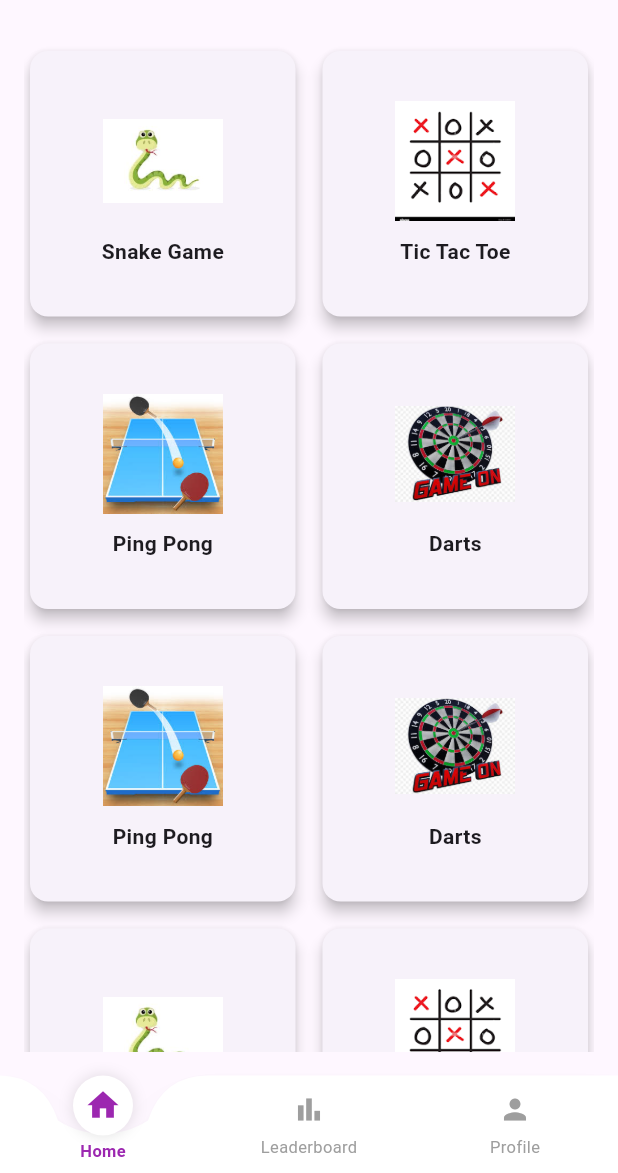
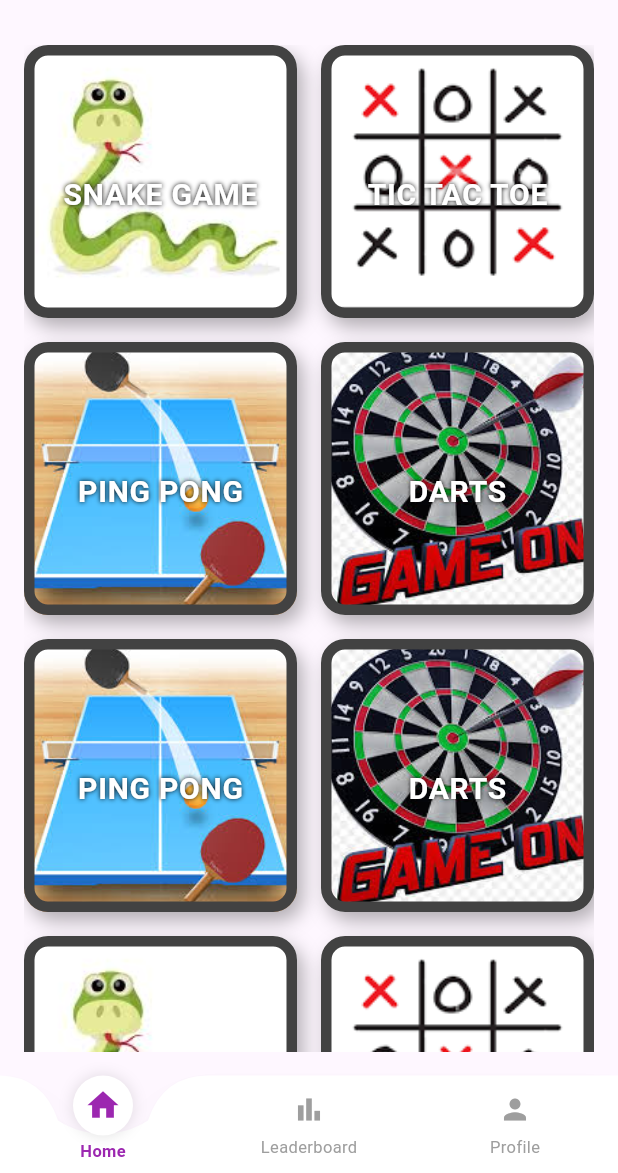
Before and after one commit to Rizwanhu/MultiGame-App, a Flutter app: the MainScreen screen opened directly, on a phone screen of 412 x 824 dp, the part 63-1236 px from its top. Run offline on Flutter 3.47's test engine with Material 3 defaults, Android fonts, the phone set to English and light mode, and no system bars.

Commit message:
Added GameCard and Updated HomeScreen Fxtures

```diff
--- /dev/null
+++ b/lib/GameCard.dart
@@ -0,0 +1,50 @@
+import 'package:flutter/material.dart';
+
+class GameCard extends StatelessWidget {
+  final String gameName;
+  final String imagePath;
+
+  const GameCard({super.key, required this.gameName, required this.imagePath});
+
+  @override
+  Widget build(BuildContext context) {
+    return Container(
+      decoration: BoxDecoration(
+        color: Colors.white,
+        image: DecorationImage(
+          image: AssetImage(imagePath),
+          fit: BoxFit.cover,
+        ),
+        borderRadius: BorderRadius.circular(16),
+        border: Border.all(color: Colors.grey.shade800, width: 7), // Increased border width
+        boxShadow: [
+          BoxShadow(
+            color: Colors.black.withOpacity(0.3), // Increased opacity
+            blurRadius: 10, // Increased blur
+            offset: const Offset(4, 6), // Increased offset
+          ),
+        ],
+      ),
+      child: Center(  // Changed to Center
+        child: Transform.translate(
+          offset: const Offset(0, 9),  // Move text up by 20 pixels
+          child: Text(
+            gameName.toUpperCase(),  // Capitalize text
+            style: const TextStyle(
+              fontSize: 20,  // Increased font size
+              fontWeight: FontWeight.bold,
+              color: Colors.white,
+              letterSpacing: 0.5,
+              shadows: [  // Added text shadow for better visibility
+                Shadow(
+                  color: Colors.black,
+                  blurRadius: 4,
+                ),
+              ],
+            ),
+          ),
+        ),
+      ),
+    );
+  }
+}
--- a/lib/main_screen.dart
+++ b/lib/main_screen.dart
@@ -2,6 +2,7 @@ import 'package:flutter/material.dart';
 import 'Leaderboard.dart';
 import 'gameDetail.dart';
 import 'Bottombar.dart';  // Add this import
+import 'GameCard.dart';  // Add this import
 
 void main() {
   runApp(MultiGameApp());
@@ -90,29 +91,22 @@ class _MainScreenState extends State<MainScreen> {
             Expanded(
               child: GridView.count(
                 crossAxisCount: 2,
-                crossAxisSpacing: 10,
-                mainAxisSpacing: 10,
+                crossAxisSpacing: 16,
+                mainAxisSpacing: 16,
+                childAspectRatio: 1,
                 children: games.map((game) {
                   return GestureDetector(
                     onTap: () {
                       Navigator.push(
                         context,
                         MaterialPageRoute(
-                          builder: (context) => GameDetailScreen(gameName: game["name"],gameImage: game["image"],),
+                          builder: (context) => GameDetailScreen(gameName: game["name"], gameImage: game["image"]),
                         ),
                       );
                     },
-                    child: Card(
-                      elevation: 4,
-                      shape: RoundedRectangleBorder(borderRadius: BorderRadius.circular(12)),
-                      child: Column(
-                        mainAxisAlignment: MainAxisAlignment.center,
-                        children: [
-                          Image.asset(game["image"], width: 80, height: 80),
-                          SizedBox(height: 10),
-                          Text(game["name"], style: TextStyle(fontWeight: FontWeight.bold))
-                        ],
-                      ),
+                    child: GameCard(
+                      gameName: game["name"],
+                      imagePath: game["image"],
                     ),
                   );
                 }).toList(),
```
